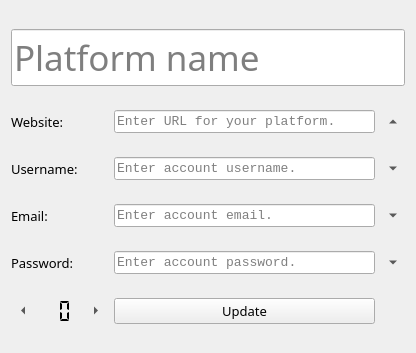
Qt form lightning_pass/gui/static/qt_designer/vault_widget.ui (lgtm-migrator/lightning-pass) before a commit.
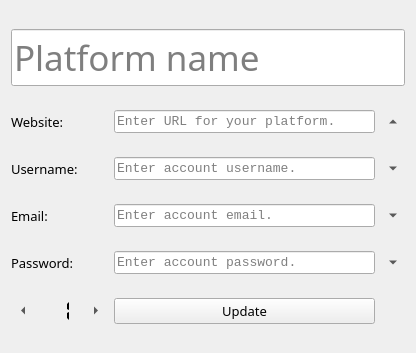
The same form after that commit.

```diff
--- a/lightning_pass/gui/static/qt_designer/vault_widget.ui
+++ b/lightning_pass/gui/static/qt_designer/vault_widget.ui
@@ -321,6 +321,9 @@
      <property name="segmentStyle">
       <enum>QLCDNumber::Flat</enum>
      </property>
+     <property name="intValue" stdset="0">
+      <number>1</number>
+     </property>
     </widget>
    </item>
    <item row="5" column="2">
```
